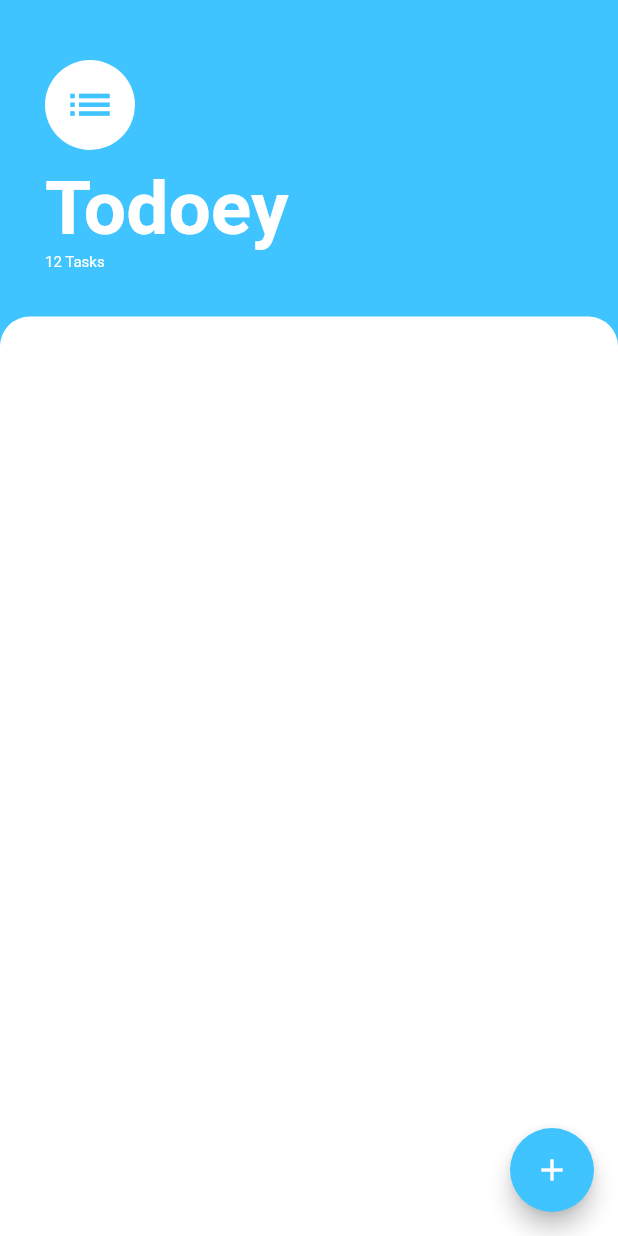
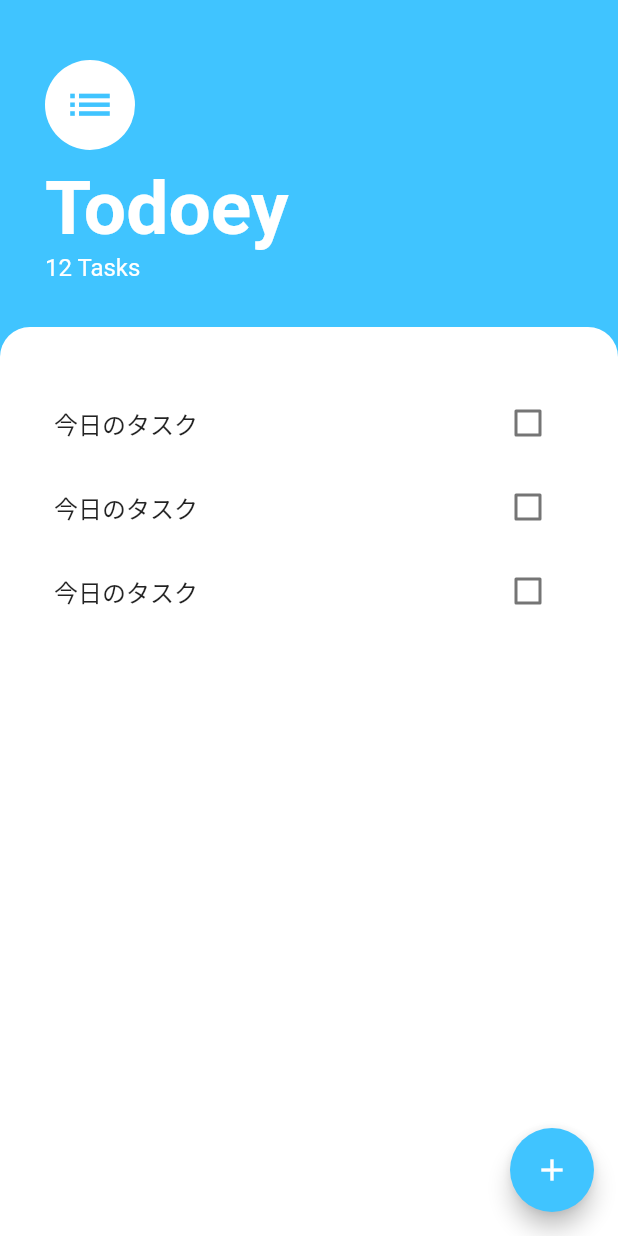
Before and after one commit to mimimimaimai55/todoey_flutter, a Flutter app: the screen it shows after launch, on a phone screen of 412 x 824 dp. Run offline on Flutter 3.47's test engine with Material 2 defaults, Android fonts, the phone set to English and light mode, and no system bars.

Commit message:
セクション16.197 listview作成

```diff
--- a/lib/screens/task_screen.dart
+++ b/lib/screens/task_screen.dart
@@ -1,4 +1,5 @@
 import 'package:flutter/material.dart';
+import 'package:todoey_flutter/widgets/task_list.dart';
 
 class TaskScreen extends StatelessWidget {
   @override
@@ -8,13 +9,14 @@ class TaskScreen extends StatelessWidget {
       floatingActionButton: FloatingActionButton(
         backgroundColor: Colors.lightBlueAccent,
         child: Icon(Icons.add),
-        onPressed: (){},),
+        onPressed: () {},
+      ),
       body: Column(
         crossAxisAlignment: CrossAxisAlignment.start,
         children: [
           Container(
-            padding:
-                EdgeInsets.only(top: 40.0, left: 30.0, right: 30.0, bottom: 30.0),
+            padding: EdgeInsets.only(
+                top: 40.0, left: 30.0, right: 30.0, bottom: 30.0),
             child: Column(
               crossAxisAlignment: CrossAxisAlignment.start,
               children: [
@@ -42,22 +44,23 @@ class TaskScreen extends StatelessWidget {
                   '12 Tasks',
                   style: TextStyle(
                     color: Colors.white,
-                    fontSize: 10,
+                    fontSize: 16,
                   ),
                 ),
-
               ],
             ),
           ),
           Expanded(
             child: Container(
+              padding: EdgeInsets.only(top:36.0,left: 20.0,right:20.0),
               decoration: BoxDecoration(
                   color: Colors.white,
                   borderRadius: BorderRadius.only(
                     topLeft: Radius.circular(20.0),
                     topRight: Radius.circular(20.0),
-                  )
+                  ),
               ),
+              child: TaskList(),
             ),
           ),
         ],
--- /dev/null
+++ b/lib/widgets/task_list.dart
@@ -0,0 +1,16 @@
+import 'package:flutter/material.dart';
+import 'task_tile.dart';
+
+class TaskList extends StatelessWidget {
+
+  @override
+  Widget build(BuildContext context) {
+    return ListView(
+      children: [
+        TaskTile(),
+        TaskTile(),
+        TaskTile(),
+      ],
+    );
+  }
+}
--- /dev/null
+++ b/lib/widgets/task_tile.dart
@@ -0,0 +1,15 @@
+import 'package:flutter/material.dart';
+
+class TaskTile extends StatelessWidget {
+
+  @override
+  Widget build(BuildContext context) {
+    return ListTile(
+      title: Text('今日のタスク'),
+      trailing: Checkbox(
+        value: false,
+        onChanged: (bool? value) {},
+      ),
+    );
+  }
+}
```
